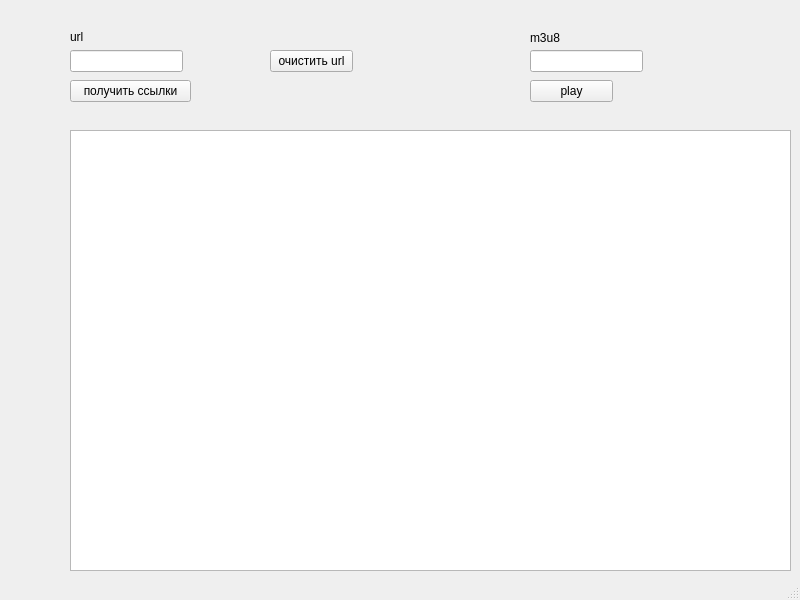
Above: mainwindow.ui from vcore486-afk/LiveTvGUI before the change. Below: the same form after it.
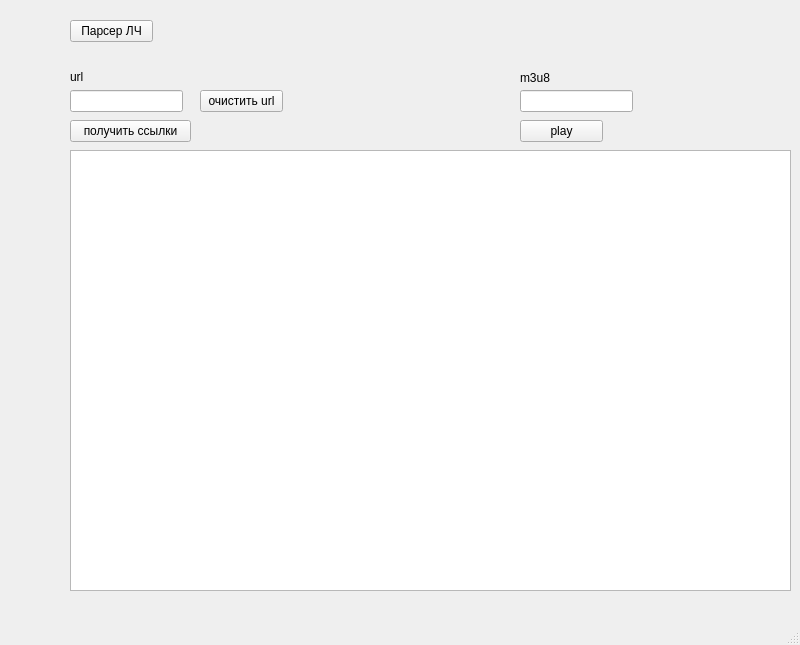
That is the form after the change. Icons and pictures are not drawn.

Patch:
```diff
--- a/mainwindow.ui
+++ b/mainwindow.ui
@@ -7,7 +7,7 @@
     <x>0</x>
     <y>0</y>
     <width>800</width>
-    <height>600</height>
+    <height>645</height>
    </rect>
   </property>
   <property name="windowTitle">
@@ -22,7 +22,7 @@
     <property name="geometry">
      <rect>
       <x>70</x>
-      <y>30</y>
+      <y>70</y>
       <width>57</width>
       <height>14</height>
      </rect>
@@ -35,7 +35,7 @@
     <property name="geometry">
      <rect>
       <x>70</x>
-      <y>50</y>
+      <y>90</y>
       <width>113</width>
       <height>22</height>
      </rect>
@@ -45,7 +45,7 @@
     <property name="geometry">
      <rect>
       <x>70</x>
-      <y>80</y>
+      <y>120</y>
       <width>121</width>
       <height>22</height>
      </rect>
@@ -57,8 +57,8 @@
    <widget class="QPushButton" name="pushButton_clearurl">
     <property name="geometry">
      <rect>
-      <x>270</x>
-      <y>50</y>
+      <x>200</x>
+      <y>90</y>
       <width>83</width>
       <height>22</height>
      </rect>
@@ -71,7 +71,7 @@
     <property name="geometry">
      <rect>
       <x>70</x>
-      <y>130</y>
+      <y>150</y>
       <width>721</width>
       <height>441</height>
      </rect>
@@ -80,8 +80,8 @@
    <widget class="QLabel" name="label_2">
     <property name="geometry">
      <rect>
-      <x>530</x>
-      <y>30</y>
+      <x>520</x>
+      <y>70</y>
       <width>57</width>
       <height>15</height>
      </rect>
@@ -93,8 +93,8 @@
    <widget class="QLineEdit" name="urlField">
     <property name="geometry">
      <rect>
-      <x>530</x>
-      <y>50</y>
+      <x>520</x>
+      <y>90</y>
       <width>113</width>
       <height>22</height>
      </rect>
@@ -103,8 +103,8 @@
    <widget class="QPushButton" name="playurl">
     <property name="geometry">
      <rect>
-      <x>530</x>
-      <y>80</y>
+      <x>520</x>
+      <y>120</y>
       <width>83</width>
       <height>22</height>
      </rect>
@@ -113,6 +113,19 @@
      <string>play</string>
     </property>
    </widget>
+   <widget class="QPushButton" name="pushButton_2">
+    <property name="geometry">
+     <rect>
+      <x>70</x>
+      <y>20</y>
+      <width>83</width>
+      <height>22</height>
+     </rect>
+    </property>
+    <property name="text">
+     <string>Парсер ЛЧ</string>
+    </property>
+   </widget>
   </widget>
   <widget class="QMenuBar" name="menubar">
    <property name="geometry">
```
